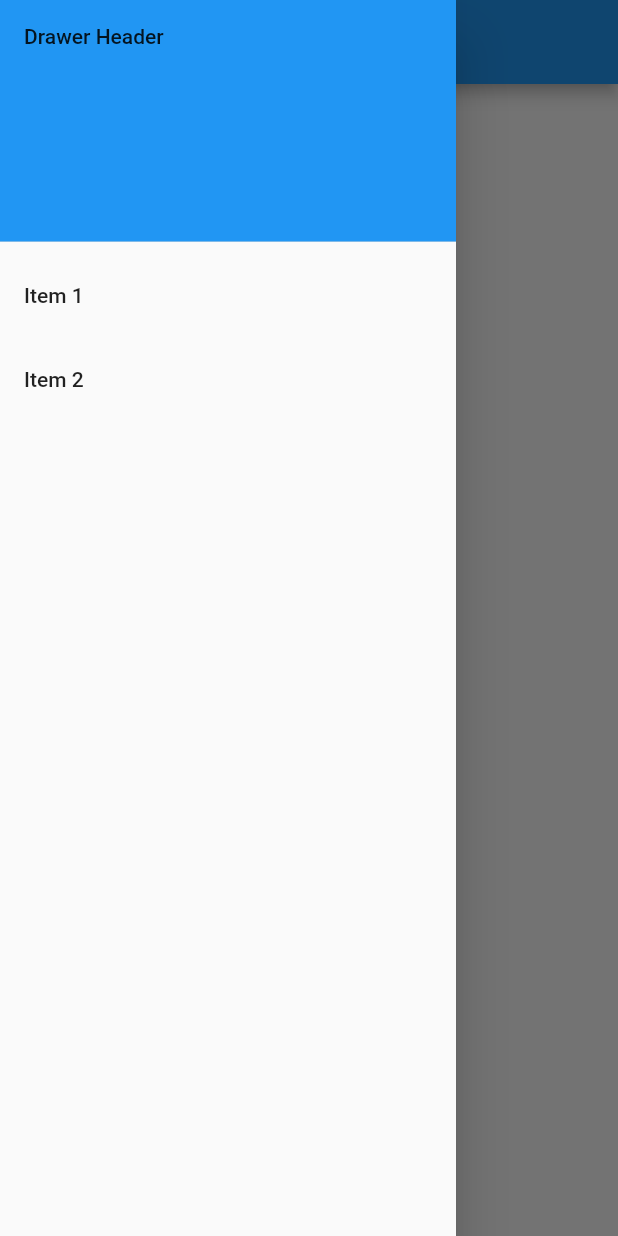
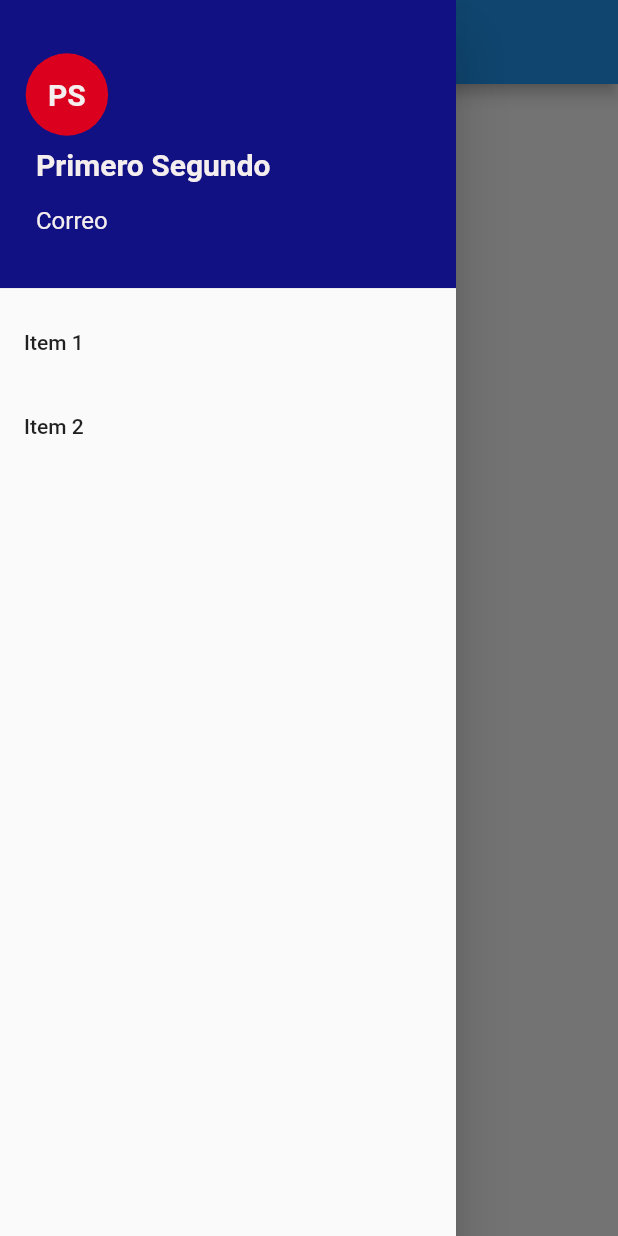
Before and after one commit to paku-apps/clean_flutter_app, a Flutter app: the HomeFatherPage screen opened by its route, after a tap on the "menu" icon, on a phone screen of 412 x 824 dp. Run offline on Flutter 3.47's test engine with Material 2 defaults, Android fonts, the phone set to English and light mode, and no system bars; our stand-ins replace equatable, flutter_svg, get, shared_preferences; accounts and stored records are empty.

Commit message:
agregado Header de la apicacion

```diff
--- a/lib/constants/dimensions.dart
+++ b/lib/constants/dimensions.dart
@@ -14,4 +14,6 @@ const dimenExtraBig = 40.0;
 
 //FontSize App
 const textSizeButtonApp = 20.0;
+const textSizeTitleApp = 20.0;
 const textSizeNormalLabel = 16.0;
+const textSizeAvatar = 20.0;
--- a/lib/constants/text_constants.dart
+++ b/lib/constants/text_constants.dart
@@ -1,3 +1,6 @@
+
+//Commons Text
+const emptySpace = " ";
 
 //Message App
 const messageNotLaunchUrl = "No se puede abrir la página";
--- /dev/null
+++ b/lib/data/converters/user_model_from_user_response.dart
@@ -0,0 +1,11 @@
+import 'package:clean_app/data/model/user.dart';
+import 'package:clean_app/data/response/auth/user_response.dart';
+
+User getUserFromUserResponse(UserBd user){
+  var usuario =  User();
+  usuario.name = user.nombre;
+  usuario.lastName = user.apellido;
+  usuario.email = user.correo;
+
+  return usuario;
+}
--- a/lib/data/model/user.dart
+++ b/lib/data/model/user.dart
@@ -1,13 +1,13 @@
 class User {
 
-  final String username;
-  final String lastName;
-  final String email;
+  String name;
+  String lastName;
+  String email;
 
-  const User(
-    this.username,
-    this.lastName,
-    this.email
-  );
+  User({
+    this.name = "",
+    this.lastName = "",
+    this.email = ""
+  });
 
 }
--- a/lib/data/repository/user_repository.dart
+++ b/lib/data/repository/user_repository.dart
@@ -1,28 +1,43 @@
+import 'dart:convert';
+
+import 'package:clean_app/data/converters/user_model_from_user_response.dart';
 import 'package:clean_app/data/model/user.dart';
+import 'package:clean_app/data/response/auth/user_response.dart';
+import 'package:shared_preferences/shared_preferences.dart';
 
 abstract class UserRepository {
 
-  bool isUserLogged();
-  User getCurrentUser();
-  void saveUser();
+  Future<bool?> isUserLogged();
+  Future<User?> getCurrentUser();
+  Future<void> saveUser(UserBd user);
 
 }
 
 class UserRepositoryImpl extends UserRepository {
+
+  final keyUserApp = "SP_KEY_APP";
+
   @override
-  User getCurrentUser() {
-    // TODO: implement getCurrentUser
-    throw UnimplementedError();
+  Future<User?> getCurrentUser() async {
+    SharedPreferences prefs = await SharedPreferences.getInstance();
+    var userLogged = prefs.getString(keyUserApp);
+    if(userLogged!=null){
+      return getUserFromUserResponse(UserBd.fromJson(jsonDecode(userLogged)));
+    }
+    return User();
   }
 
   @override
-  bool isUserLogged() {
-    // TODO: implement isUserLogged
-    throw UnimplementedError();
+  Future<bool?> isUserLogged() async {
+    SharedPreferences prefs = await SharedPreferences.getInstance();
+    var userLogged = prefs.getString(keyUserApp);
+    return userLogged!=null;
   }
 
   @override
-  void saveUser() {
-    // TODO: implement saveUser
+  Future<void> saveUser(UserBd user) async {
+    SharedPreferences prefs = await SharedPreferences.getInstance();
+
+    var userLogged = prefs.setString(keyUserApp, user.toJson().toString());
   }
 }
--- a/lib/features/login/auth/authentication_service.dart
+++ b/lib/features/login/auth/authentication_service.dart
@@ -20,7 +20,11 @@ class AuthenticationServiceImpl extends AuthenticationService {
 
   @override
   Future<User> signInEmailAndPassword(String username, String password) async {
-    var demo = User("nombrecito", "apellidito", "correito");
+    var demo = User(
+      name: "nombrecito",
+      lastName: "apellidito",
+      email: "correito"
+    );
     var url = Uri.parse(pathServer+stage+loginService);
     var response = await client.post(
       url,
@@ -73,7 +77,11 @@ class FakeAuthenticationService extends AuthenticationService {
       throw AuthenticationException(message: 'Wrong username or password');
     }
 
-    return User('Test User','LastanmeTest ', "test@email.com");
+    return User(
+      name: 'Test User',
+      lastName: 'LastanmeTest',
+      email:  "test@email.com"
+    );
 
   }
 
--- a/lib/features/profiles/home_charge/home_charge_page.dart
+++ b/lib/features/profiles/home_charge/home_charge_page.dart
@@ -1,5 +1,6 @@
 
 import 'package:clean_app/constants/text_constants.dart';
+import 'package:clean_app/data/model/user.dart';
 import 'package:clean_app/widgets/appBars/app_bar.dart';
 import 'package:clean_app/widgets/drawers/drawer_app.dart';
 import 'package:flutter/material.dart';
@@ -16,7 +17,7 @@ class HomeChargePage extends StatelessWidget {
           title: homeChargerPageTitle,
         )
       ),
-      drawer: HeaderFooterDrawerApp(),
+      drawer: HeaderFooterDrawerApp(user: User(name: "Primero", lastName: "Segundo", email: "Correo"),),
       body: const Center(
         child: Text('Profile Charge'),
       ),
--- a/lib/features/profiles/home_father/home_father_controller.dart
+++ b/lib/features/profiles/home_father/home_father_controller.dart
@@ -0,0 +1,20 @@
+import 'package:clean_app/data/model/user.dart';
+import 'package:clean_app/data/repository/user_repository.dart';
+import 'package:get/get.dart';
+
+class HomeFatherController extends GetxController {
+
+  var usuarioLogged = User().obs;
+
+  @override
+  void onInit(){
+    super.onInit();
+    getUserLogged();
+  }
+
+  Future<User?> getUserLogged() async {
+    UserRepository repo = UserRepositoryImpl();
+    return await repo.getCurrentUser();
+  }
+
+}
--- a/lib/features/profiles/home_father/home_father_page.dart
+++ b/lib/features/profiles/home_father/home_father_page.dart
@@ -1,11 +1,16 @@
 
 import 'package:clean_app/constants/text_constants.dart';
+import 'package:clean_app/data/model/user.dart';
+import 'package:clean_app/features/profiles/home_father/home_father_controller.dart';
 import 'package:clean_app/widgets/appBars/app_bar.dart';
 import 'package:clean_app/widgets/drawers/drawer_app.dart';
 import 'package:flutter/material.dart';
+import 'package:get/get.dart';
 
 class HomeFatherPage extends StatelessWidget {
-  const HomeFatherPage({Key? key}) : super(key: key);
+  HomeFatherPage({Key? key}) : super(key: key);
+
+  final controllerPage = Get.put(HomeFatherController());
 
   @override
   Widget build(BuildContext context) {
@@ -16,7 +21,7 @@ class HomeFatherPage extends StatelessWidget {
           title: homeFatherPageTitle,
         )
       ),
-      drawer: HeaderFooterDrawerApp(),
+      drawer: HeaderFooterDrawerApp(user: User(name: "Primero", lastName: "Segundo", email: "Correo"),),
       body: const Center(
         child: Text('Profile Father'),
       ),
--- a/lib/features/profiles/home_supervisor/home_supervisor_page.dart
+++ b/lib/features/profiles/home_supervisor/home_supervisor_page.dart
@@ -1,5 +1,6 @@
 
 import 'package:clean_app/constants/text_constants.dart';
+import 'package:clean_app/data/model/user.dart';
 import 'package:clean_app/widgets/appBars/app_bar.dart';
 import 'package:clean_app/widgets/drawers/drawer_app.dart';
 import 'package:flutter/material.dart';
@@ -16,7 +17,7 @@ class HomeSupervisorPage extends StatelessWidget {
           title: homeSupervisorPageTitle,
         )
       ),
-      drawer: HeaderFooterDrawerApp(),
+      drawer: HeaderFooterDrawerApp(user: User(name: "Primero", lastName: "Segundo", email: "Correo"),),
       body: const Center(
         child: Text('Profile Supervisor'),
       ),
--- a/lib/utils/function_utils.dart
+++ b/lib/utils/function_utils.dart
@@ -6,3 +6,7 @@ void openBrowser(
 ) async {
   if(!await launch(urlString)) throw messageNotLaunchUrl;
 }
+
+String getInitialString(String text){
+  return text[0];
+}
--- /dev/null
+++ b/lib/widgets/avatars/avatar_initials.dart
@@ -0,0 +1,31 @@
+import 'package:clean_app/constants/constants.dart';
+import 'package:clean_app/constants/dimensions.dart';
+import 'package:clean_app/utils/function_utils.dart';
+import 'package:clean_app/widgets/texts/text_app_avatar.dart';
+import 'package:flutter/material.dart';
+
+class AvatarCircleInitials extends StatelessWidget {
+
+  String firstName;
+  String lastName;
+
+  AvatarCircleInitials({
+    Key? key,
+    required this.firstName,
+    required this.lastName
+  }) : super(key: key);
+
+  @override
+  Widget build(BuildContext context) {
+    return Container(
+      padding: EdgeInsets.all(dimenSmall),
+      decoration: const BoxDecoration(
+            color: accentColor,
+            shape: BoxShape.circle
+      ),
+      child: TextAppAvatar(first: firstName, second: lastName),
+    );
+  }
+
+
+}
--- a/lib/widgets/drawers/drawer_app.dart
+++ b/lib/widgets/drawers/drawer_app.dart
@@ -1,9 +1,18 @@
+import 'package:clean_app/constants/constants.dart';
+import 'package:clean_app/constants/text_constants.dart';
+import 'package:clean_app/data/model/user.dart';
+import 'package:clean_app/widgets/avatars/avatar_initials.dart';
+import 'package:clean_app/widgets/texts/text_app_normal.dart';
+import 'package:clean_app/widgets/texts/text_app_title.dart';
 import 'package:flutter/material.dart';
 
 class HeaderFooterDrawerApp extends StatelessWidget {
 
+  User user;
+
   HeaderFooterDrawerApp({
-    Key? key
+    Key? key,
+    required this.user,
   }): super(key: key);
 
   @override
@@ -13,11 +22,22 @@ class HeaderFooterDrawerApp extends StatelessWidget {
           // Important: Remove any padding from the ListView.
           padding: EdgeInsets.zero,
           children: [
-            const DrawerHeader(
-              decoration: BoxDecoration(
-                color: Colors.blue,
-              ),
-              child: Text('Drawer Header'),
+            Container(
+              height: 200,
+              child: DrawerHeader(
+                decoration: BoxDecoration(
+                  color: primaryColor,
+                ),
+                child: Column(
+                  mainAxisAlignment: MainAxisAlignment.center,
+                  crossAxisAlignment: CrossAxisAlignment.start,
+                  children: [
+                    AvatarCircleInitials(firstName: user.name, lastName: user.lastName),
+                    TextAppTitle(text: user.name+ emptySpace +user.lastName, color: whiteColor),
+                    TextAppNormal(text: user.email, color: whiteColor)
+                  ],
+                ),
+              )
             ),
             ListTile(
               title: const Text('Item 1'),
--- /dev/null
+++ b/lib/widgets/texts/text_app_avatar.dart
@@ -0,0 +1,24 @@
+import 'package:clean_app/constants/constants.dart';
+import 'package:clean_app/constants/dimensions.dart';
+import 'package:clean_app/utils/function_utils.dart';
+import 'package:flutter/material.dart';
+
+class TextAppAvatar extends StatelessWidget {
+
+  String first;
+  String second;
+
+  TextAppAvatar({
+    Key? key,
+    required this.first,
+    required this.second,
+    }) : super(key: key);
+
+  @override
+  Widget build(BuildContext context) {
+    return Container(
+      padding: const EdgeInsets.fromLTRB(dimenSmall, dimenSmall, dimenSmall, dimenSmall),
+      child: Text(getInitialString(first)+getInitialString(second), style: const TextStyle(fontSize: textSizeAvatar, fontWeight: FontWeight.bold, color: whiteColor),),
+    );
+  }
+}
--- /dev/null
+++ b/lib/widgets/texts/text_app_normal.dart
@@ -0,0 +1,23 @@
+import 'package:clean_app/constants/constants.dart';
+import 'package:clean_app/constants/dimensions.dart';
+import 'package:flutter/material.dart';
+
+class TextAppNormal extends StatelessWidget {
+
+  String text;
+  Color color;
+
+  TextAppNormal({
+    Key? key,
+    required this.text,
+    required this.color
+    }) : super(key: key);
+
+  @override
+  Widget build(BuildContext context) {
+    return Container(
+      padding: const EdgeInsets.fromLTRB(dimenSmall, dimenSmall, dimenSmall, dimenSmall),
+      child: Text(text, style: const TextStyle(fontSize: textSizeNormalLabel, fontWeight: FontWeight.normal, color: whiteColor),),
+    );
+  }
+}
--- /dev/null
+++ b/lib/widgets/texts/text_app_title.dart
@@ -0,0 +1,22 @@
+import 'package:clean_app/constants/dimensions.dart';
+import 'package:flutter/material.dart';
+
+class TextAppTitle extends StatelessWidget {
+
+  String text;
+  Color color;
+
+  TextAppTitle({
+    Key? key,
+    required this.text,
+    required this.color
+  }) : super(key: key);
+
+  @override
+  Widget build(BuildContext context) {
+    return Container(
+      padding: const EdgeInsets.fromLTRB(dimenSmall, dimenSmall, dimenSmall, dimenSmall),
+      child: Text(text, style: TextStyle(fontSize: textSizeTitleApp, fontWeight: FontWeight.bold, color: color),),
+    );
+  }
+}
--- a/pubspec.yaml
+++ b/pubspec.yaml
@@ -35,6 +35,10 @@ dependencies:
   # Flutter Https
   # https://pub.dev/packages/http
   http: ^0.13.4
+
+  # SharedPreferences
+  # https://pub.dev/packages/shared_preferences
+  shared_preferences: ^2.0.11
 
   cupertino_icons: ^1.0.2
 
```
Also changed, not shown: pubspec.lock.
